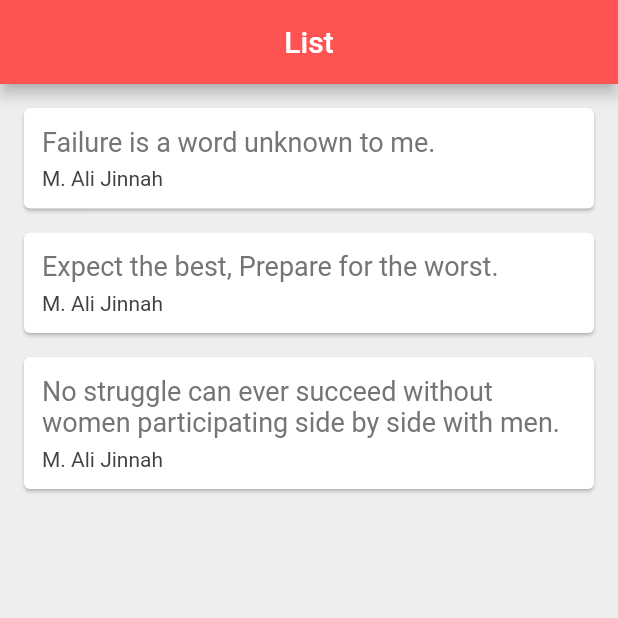
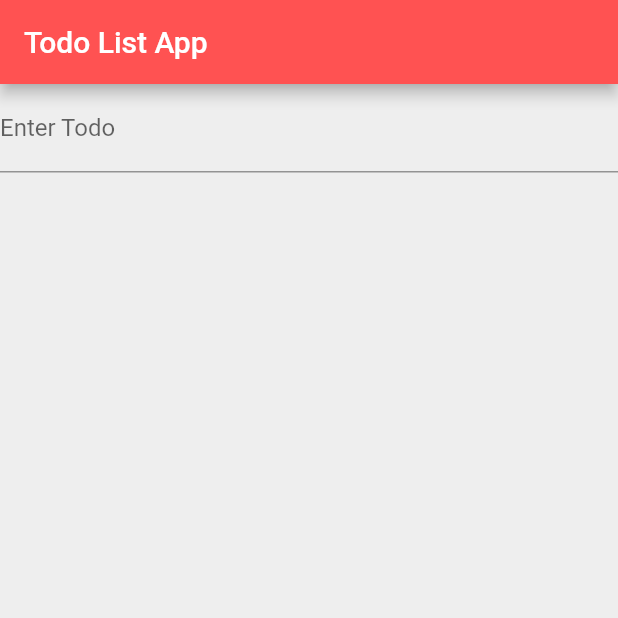
Before and after one commit to hafizmuhammadshoaib/Flutter_Learning, a Flutter app: the screen it shows after launch, on a phone screen of 412 x 824 dp, the top half of it. Run offline on Flutter 3.47's test engine with Material 2 defaults, Android fonts, the phone set to English and light mode, and no system bars.

Commit message:
todo app init

```diff
--- a/lib/main.dart
+++ b/lib/main.dart
@@ -1,43 +1,77 @@
-import 'package:first_project/qoute.dart';
-import 'package:first_project/quote_card.dart';
+import 'package:first_project/todo.dart';
+import 'package:first_project/todo_card.dart';
 import 'package:flutter/material.dart';
 
 void main() => runApp(MaterialApp(
-      home: DataList(),
+      home: TodoList(),
     ));
 
-class DataList extends StatefulWidget {
+class TodoList extends StatefulWidget {
   @override
-  _DataList createState() => _DataList();
+  _TodoList createState() => _TodoList();
 }
 
-class _DataList extends State<DataList> {
-  List<Quote> data = [
-    Quote(text: "Failure is a word unknown to me.", author: "M. Ali Jinnah"),
-    Quote(
-        text: "Expect the best, Prepare for the worst.",
-        author: "M. Ali Jinnah"),
-    Quote(
-        text:
-            "No struggle can ever succeed without women participating side by side with men.",
-        author: "M. Ali Jinnah"),
-  ];
+class _TodoList extends State<TodoList> {
+  List<Todo> data = [];
+  int selectedEditIndex = -1;
+  final TextEditingController _controller = TextEditingController(text: "");
+  void deleteFromList(int index) {
+    setState(() {
+      data.remove(data[index]);
+    });
+  }
+
+  void editFromList(String text, int index) {
+    _controller.text = text;
+    selectedEditIndex = index;
+  }
 
   @override
   Widget build(BuildContext context) {
     return Scaffold(
         backgroundColor: Colors.grey[200],
         appBar: AppBar(
-        title: Text('List'),
-        centerTitle: true,
+          title: Text('Todo List App'),
           backgroundColor: Colors.redAccent,
         ),
         body: Column(
-          children: data
-              .map((v) => QuoteCard(
-                    quote: v,
+          children: <Widget>[
+            TextFormField(
+              onFieldSubmitted: (text) {
+                if (selectedEditIndex > -1) {
+                  setState(() {
+                    data[selectedEditIndex] = Todo(text: text);
+                    selectedEditIndex = -1;
+                  });
+                } else {
+                  setState(() {
+                    data.add(Todo(text: text));
+                  });
+                }
+                _controller.clear();
+              },
+              controller: _controller,
+              decoration: InputDecoration(labelText: 'Enter Todo'),
+            ),
+            Expanded(
+                child: ListView.builder(
+              itemCount: data.length,
+              itemBuilder: (BuildContext context, int index) {
+                return TodoCard(
+                  todo: data[index],
+                  delete: () {
+                    deleteFromList(index);
+                  },
+                  edit: () {
+                    editFromList(data[index].text, index);
+                  },
+                );
+              },
+              scrollDirection: Axis.vertical,
+              shrinkWrap: true,
+              physics: AlwaysScrollableScrollPhysics(),
             ))
-              .toList()),
-    );
+          ],
+        ));
   }
 }
--- a/lib/qoute.dart
+++ /dev/null
@@ -1,6 +0,0 @@
-class Quote {
-  String text;
-  String author;
-
-  Quote({this.text, this.author});
-}
--- a/lib/quote_card.dart
+++ /dev/null
@@ -1,27 +0,0 @@
-import 'package:first_project/qoute.dart';
-import 'package:flutter/material.dart';
-
-class QuoteCard extends StatelessWidget {
-  final Quote quote;
-  QuoteCard({this.quote});
-  @override
-  Widget build(BuildContext context) {
-    return Card(
-        margin: const EdgeInsets.fromLTRB(16.0, 16.0, 16.0, 0),
-        child: Padding(
-          padding: const EdgeInsets.all(12.0),
-          child: Column(
-            crossAxisAlignment: CrossAxisAlignment.stretch,
-            children: <Widget>[
-              Text(quote.text,
-                  style: TextStyle(fontSize: 18.0, color: Colors.grey[600])),
-              SizedBox(
-                height: 6.0,
-              ),
-              Text(quote.author,
-                  style: TextStyle(fontSize: 14.0, color: Colors.grey[800]))
-            ],
-          ),
-        ));
-  }
-}
--- /dev/null
+++ b/lib/todo.dart
@@ -0,0 +1,6 @@
+class Todo {
+  String text;
+
+
+  Todo({this.text});
+}
```
Also changed, not shown: lib/todo_card.dart (added, +48 -0 lines). Lines whose indentation alone changed are shown as unchanged.
